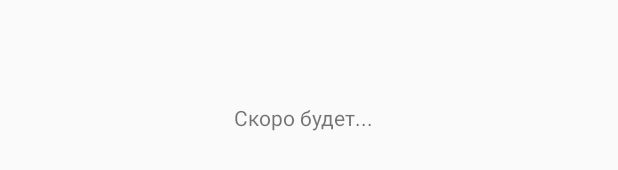
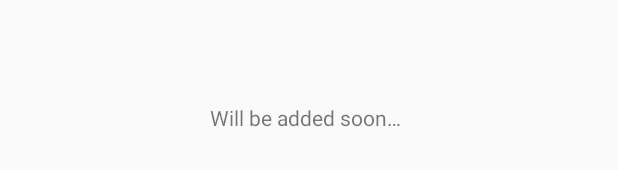
Before and after one commit to RomchiLolchi/SchoolDiary, an Android app: the layout fragment_month.xml on its own in the app's theme, with its tools: preview values and no code run, on a phone screen of 412 x 824 dp. Shown: the part 431-601 px from the top of the screen. Run offline under Robolectric (Android 15) with nearby library versions, the phone set to English and light mode, and no system bars; Roboto replaces fonts that are not available here.

Commit message:
I added translation for 2 images (+ translation for 1 sentence)

```diff
--- a/app/src/main/res/layout/activity_enter.xml
+++ b/app/src/main/res/layout/activity_enter.xml
@@ -49,7 +49,6 @@
             android:layout_width="98dp"
             android:layout_height="38dp"
             android:layout_marginStart="156dp"
-            android:layout_marginLeft="156dp"
             android:layout_marginBottom="116dp"
             android:contentDescription="@string/diary_text"
             app:layout_constraintBottom_toBottomOf="parent"
--- a/app/src/main/res/layout/fragment_month.xml
+++ b/app/src/main/res/layout/fragment_month.xml
@@ -14,9 +14,9 @@
             android:id="@+id/textView"
             android:layout_width="wrap_content"
             android:layout_height="wrap_content"
-            android:layout_marginStart="156dp"
+            android:layout_marginStart="140dp"
             android:layout_marginTop="356dp"
-            android:text="Скоро будет..."
+            android:text="@string/will_be_added_soon"
             app:layout_constraintStart_toStartOf="parent"
             app:layout_constraintTop_toTopOf="parent" />
     </androidx.constraintlayout.widget.ConstraintLayout>
--- a/app/src/main/res/layout/fragment_week.xml
+++ b/app/src/main/res/layout/fragment_week.xml
@@ -14,9 +14,9 @@
             android:id="@+id/textView2"
             android:layout_width="wrap_content"
             android:layout_height="wrap_content"
-            android:layout_marginStart="156dp"
+            android:layout_marginStart="140dp"
             android:layout_marginTop="356dp"
-            android:text="Скоро будет..."
+            android:text="@string/will_be_added_soon"
             app:layout_constraintStart_toStartOf="parent"
             app:layout_constraintTop_toTopOf="parent" />
     </androidx.constraintlayout.widget.ConstraintLayout>
--- a/app/src/main/res/values/strings.xml
+++ b/app/src/main/res/values/strings.xml
@@ -26,6 +26,7 @@
     <string name="your_homework_text">H/w:</string>
     <string name="no_lessons_text">No lessons for today!</string>
     <string name="update_lesson_text">Update lesson</string>
+    <string name="will_be_added_soon">Will be added soon…</string>
 
     <!-- Переменные дней недели -->
     <string name="monday_text">Monday</string>
```
Also changed, not shown: app/src/main/java/com/easyeducation/schooldiary/DiaryActivity.kt (+6 -6 lines), 1 other file.
